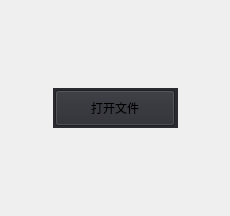
Old version of the form VideoPlayer/videomodels/VideoBlank.ui in the repository huizhang556/pc-video-player.
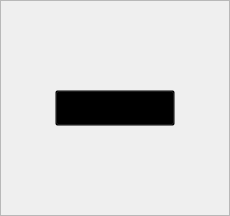
New version of the form. Icons and pictures are not drawn.

Diff of the .ui file:
```diff
--- a/VideoPlayer/videomodels/VideoBlank.ui
+++ b/VideoPlayer/videomodels/VideoBlank.ui
@@ -33,6 +33,38 @@
     <number>0</number>
    </property>
    <item>
+    <widget class="QFrame" name="frame_blank">
+     <property name="styleSheet">
+      <string notr="true">#frame_blank
+{
+/*border-image: url(:/images/bgpic/music_gb_1.jpg);*/
+/*border-image: url(:/images/bgpic/music_gb_3.jpg);*/
+border-image: url(:/images/bgpic/music_gb_2.jpg);
+}</string>
+     </property>
+     <property name="frameShape">
+      <enum>QFrame::StyledPanel</enum>
+     </property>
+     <property name="frameShadow">
+      <enum>QFrame::Raised</enum>
+     </property>
+     <layout class="QVBoxLayout" name="verticalLayout_2">
+      <property name="spacing">
+       <number>0</number>
+      </property>
+      <property name="leftMargin">
+       <number>0</number>
+      </property>
+      <property name="topMargin">
+       <number>0</number>
+      </property>
+      <property name="rightMargin">
+       <number>0</number>
+      </property>
+      <property name="bottomMargin">
+       <number>0</number>
+      </property>
+      <item>
     <layout class="QGridLayout" name="gridLayout">
      <property name="spacing">
       <number>0</number>
@@ -109,7 +141,7 @@
        <property name="styleSheet">
         <string notr="true">QWidget
 {
-background-color:#2a2a31;
+background-color:transparent;
 }</string>
        </property>
        <layout class="QVBoxLayout" name="verticalLayout">
@@ -156,7 +188,7 @@
 font-family: &quot;Microsoft YaHei&quot;;
 font-size: 16px;
 color: #BDC8E2;
-background-color: #2E3648;
+background-color: rgba(46, 54, 72,0.7);
 border-style: outset;
 }
 
@@ -184,6 +216,9 @@
       </widget>
      </item>
     </layout>
+      </item>
+     </layout>
+    </widget>
    </item>
   </layout>
  </widget>
```
Left out of the diff: 1 changed line with no effect on the pictures. Lines whose indentation alone changed are shown as unchanged.
